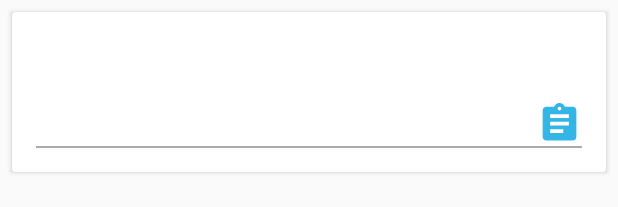
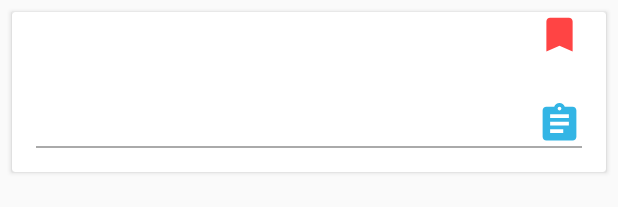
Before and after one commit to qiaoyunrui/CoderLife, an Android app: the layout item_all_logs.xml on its own in the app's theme, with its tools: preview values and no code run, on a phone screen of 412 x 824 dp. Shown: the top 207 px of the screen. Run offline under Robolectric (Android 15) with nearby library versions, the phone set to English and light mode, and no system bars.

Commit message:
optimize the all_logs item

```diff
--- /dev/null
+++ b/app/src/main/res/drawable/ic_mark.xml
@@ -0,0 +1,9 @@
+<vector xmlns:android="http://schemas.android.com/apk/res/android"
+    android:width="24dp"
+    android:height="24dp"
+    android:viewportHeight="24.0"
+    android:viewportWidth="24.0">
+    <path
+        android:fillColor="@color/other_color"
+        android:pathData="M17,3H7c-1.1,0 -1.99,0.9 -1.99,2L5,21l7,-3 7,3V5c0,-1.1 -0.9,-2 -2,-2z" />
+</vector>
--- a/app/src/main/res/layout/item_all_logs.xml
+++ b/app/src/main/res/layout/item_all_logs.xml
@@ -2,6 +2,8 @@
 <layout xmlns:android="http://schemas.android.com/apk/res/android">
 
     <data>
+
+        <import type="android.view.View" />
 
         <variable
             name="log"
@@ -9,9 +11,21 @@
     </data>
 
     <android.support.v7.widget.CardView
-        android:layout_margin="@dimen/item_log_margin"
         android:layout_width="match_parent"
-        android:layout_height="wrap_content">
+        android:layout_height="wrap_content"
+        android:layout_margin="@dimen/item_log_margin">
+
+        <RelativeLayout
+            android:layout_width="match_parent"
+            android:layout_height="match_parent">
+
+            <ImageView
+                android:layout_width="@dimen/item_all_logs_icon_size"
+                android:layout_height="@dimen/item_all_logs_icon_size"
+                android:layout_alignParentRight="true"
+                android:layout_marginRight="@dimen/activity_horizontal_margin"
+                android:src="@drawable/ic_mark"
+                android:visibility="@{log.state ? View.VISIBLE : View.INVISIBLE}" />
 
             <LinearLayout
                 android:layout_width="match_parent"
@@ -57,6 +71,8 @@
 
             </LinearLayout>
 
+        </RelativeLayout>
+
     </android.support.v7.widget.CardView>
 
 </layout>
```
Lines whose indentation alone changed are shown as unchanged.
